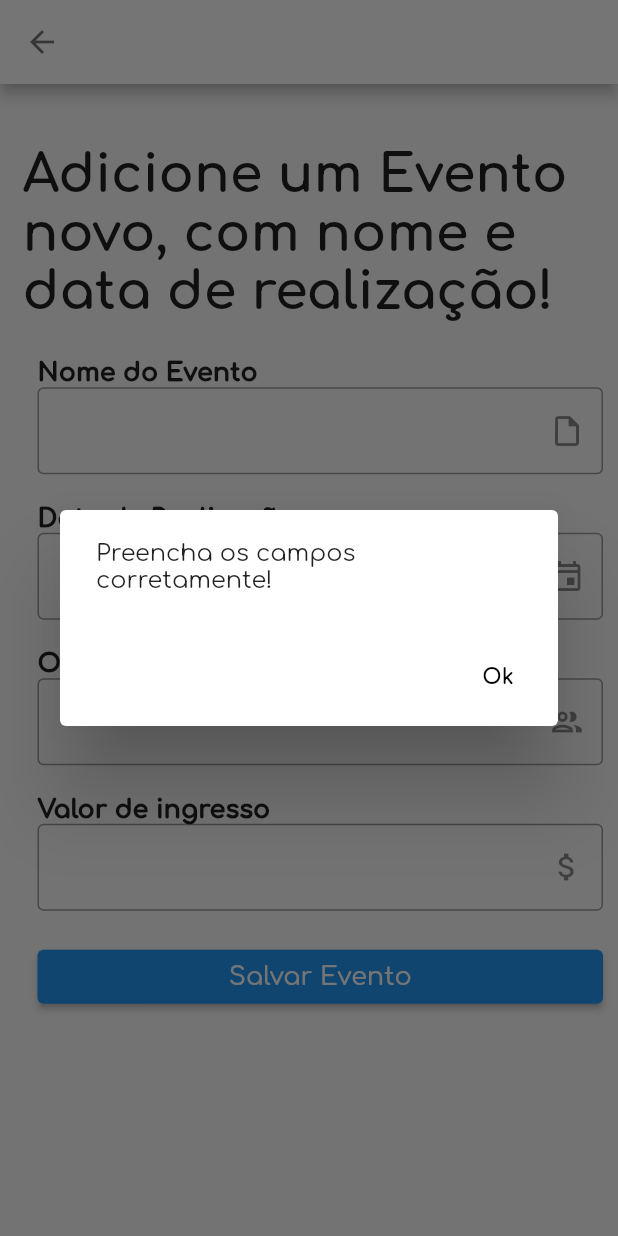
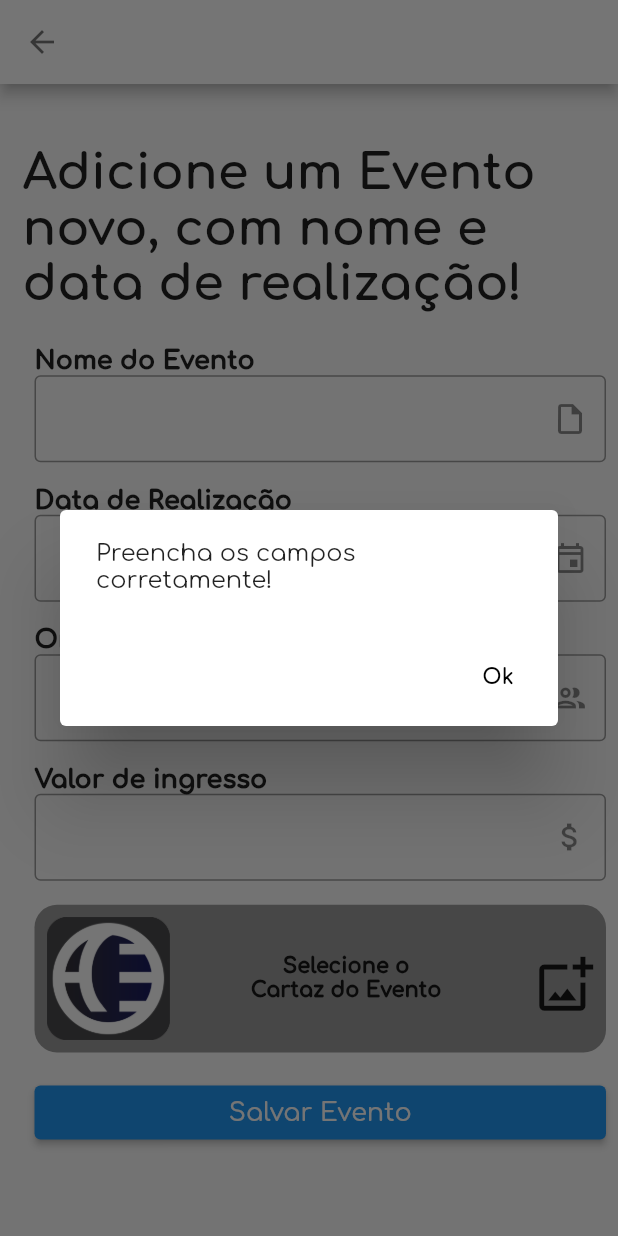
Before and after one commit to NeltonMenata/apupu_eventos, a Flutter app: the AddEventPage screen opened by its route, after a tap on "Salvar Evento", on a phone screen of 412 x 824 dp. Run offline on Flutter 3.47's test engine with Material 2 defaults, Android fonts, the phone set to English and light mode, and no system bars; our stand-ins replace image_picker, parse_server_sdk, qr_flutter; missing offline and left inert: flutter_barcode_scanner.

Commit message:
Add cartaz in Save Event

```diff
--- a/lib/layers/data/datasources/back4app/get_all_event_datasource_back4app_imp.dart
+++ b/lib/layers/data/datasources/back4app/get_all_event_datasource_back4app_imp.dart
@@ -1,5 +1,3 @@
-import 'dart:convert';
-
 import 'package:apupu_eventos/layers/data/dtos/event_dto.dart';
 import 'package:parse_server_sdk/parse_server_sdk.dart';
 import '../../../domain/entities/event/event_entity.dart';
@@ -16,7 +14,7 @@ class GetAllEventDataSourceBack4appImp implements IGetAllEventDataSource {
         list.add(
           EventDto(
             dateOfRealization: DateTime.parse(e["dateOfRealization"]["iso"]),
-            imgCatalog: e["imgCatalog"].toString(),
+            imgCartaz: e["imgCartaz"],
             name: e["name"].toString(),
             objectId: e["objectId"].toString(),
             organization: e["organization"].toString(),
@@ -32,7 +30,7 @@ class GetAllEventDataSourceBack4appImp implements IGetAllEventDataSource {
     return [
       EventDto(
           dateOfRealization: DateTime.now(),
-          imgCatalog: "",
+          imgCartaz: "assets/logo/logo.png",
           name: "Fake Object",
           objectId: "",
           organization: "",
--- a/lib/layers/data/datasources/back4app/save_guest_datasource_back4app_imp.dart
+++ b/lib/layers/data/datasources/back4app/save_guest_datasource_back4app_imp.dart
@@ -1,4 +1,3 @@
-import 'package:apupu_eventos/layers/data/dtos/guest_dto.dart';
 import 'package:apupu_eventos/layers/domain/entities/guest/guest_entity.dart';
 import 'package:parse_server_sdk/parse_server_sdk.dart';
 
--- a/lib/layers/domain/entities/event/event_entity.dart
+++ b/lib/layers/domain/entities/event/event_entity.dart
@@ -3,7 +3,7 @@ class EventEntity {
   final String name;
   final DateTime dateOfRealization;
   final String organization;
-  final String imgCatalog;
+  final String? imgCartaz;
   final double price;
 
   EventEntity({
@@ -11,7 +11,7 @@ class EventEntity {
     required this.name,
     required this.dateOfRealization,
     required this.organization,
-    required this.imgCatalog,
+    this.imgCartaz,
     required this.price,
   });
 }
--- a/lib/layers/presenter/ui/add_event/add_event_page.dart
+++ b/lib/layers/presenter/ui/add_event/add_event_page.dart
@@ -1,6 +1,9 @@
+import 'dart:io';
+
 import 'package:apupu_eventos/layers/presenter/ui/add_event/add_event_controller.dart';
 import 'package:apupu_eventos/layers/presenter/utils/utils.dart';
 import 'package:flutter/material.dart';
+import 'package:image_picker/image_picker.dart';
 
 class AddEventPage extends StatefulWidget {
   const AddEventPage({Key? key}) : super(key: key);
@@ -17,18 +20,23 @@ class _AddEventPageState extends State<AddEventPage> {
   final priceController = TextEditingController();
 
   DateTime date = DateTime.now();
+  Image image = Image.asset("assets/logo/logo.png");
+  File? imageFile;
 
   bool isSave = false;
 
   @override
   Widget build(BuildContext context) {
     final height = MediaQuery.of(context).size.height;
-    //final width = MediaQuery.of(context).size.width;
+    final width = MediaQuery.of(context).size.width;
     const paddingLeft = 15.0;
     final paddingTop = height * 0.05;
     const paddingBottom = 15.0;
     const crossStart = CrossAxisAlignment.start;
     const fontSize = 17.0;
+    final fontSizeTitle = width * .08;
+    const allPadding = 8.0;
+    final circleAvatarSize = width * .2;
 
     return Scaffold(
       appBar: AppBar(
@@ -49,11 +57,11 @@ class _AddEventPageState extends State<AddEventPage> {
             padding: EdgeInsets.only(
                 left: paddingLeft, top: paddingTop, bottom: paddingBottom),
             child: Column(children: [
-              const Text(
+              Text(
                 "Adicione um Evento novo, com nome e data de realização!",
                 style: TextStyle(
                   fontWeight: FontWeight.bold,
-                  fontSize: 35,
+                  fontSize: fontSizeTitle,
                 ),
               ),
               Padding(
@@ -62,7 +70,7 @@ class _AddEventPageState extends State<AddEventPage> {
                   crossAxisAlignment: CrossAxisAlignment.stretch,
                   children: [
                     Padding(
-                      padding: const EdgeInsets.all(10),
+                      padding: const EdgeInsets.all(allPadding),
                       child: Column(crossAxisAlignment: crossStart, children: [
                         const Text(
                           "Nome do Evento",
@@ -79,7 +87,7 @@ class _AddEventPageState extends State<AddEventPage> {
                       ]),
                     ),
                     Padding(
-                      padding: const EdgeInsets.all(10),
+                      padding: const EdgeInsets.all(allPadding),
                       child: Column(
                         crossAxisAlignment: crossStart,
                         children: [
@@ -115,7 +123,7 @@ class _AddEventPageState extends State<AddEventPage> {
                       ),
                     ),
                     Padding(
-                      padding: const EdgeInsets.all(10),
+                      padding: const EdgeInsets.all(allPadding),
                       child: Column(crossAxisAlignment: crossStart, children: [
                         const Text(
                           "Organização",
@@ -131,7 +139,7 @@ class _AddEventPageState extends State<AddEventPage> {
                       ]),
                     ),
                     Padding(
-                      padding: const EdgeInsets.all(10),
+                      padding: const EdgeInsets.all(allPadding),
                       child: Column(crossAxisAlignment: crossStart, children: [
                         const Text(
                           "Valor de ingresso",
@@ -148,7 +156,54 @@ class _AddEventPageState extends State<AddEventPage> {
                       ]),
                     ),
                     Padding(
-                        padding: const EdgeInsets.all(10),
+                      padding: const EdgeInsets.all(allPadding),
+                      child: Container(
+                        decoration: BoxDecoration(
+                          borderRadius: BorderRadius.circular(15),
+                          color: Colors.black38,
+                        ),
+                        width: double.infinity,
+                        child: Padding(
+                          padding: const EdgeInsets.all(allPadding),
+                          child: Row(
+                              mainAxisAlignment: MainAxisAlignment.spaceBetween,
+                              children: [
+                                SizedBox(
+                                  height: circleAvatarSize,
+                                  width: circleAvatarSize,
+                                  child: ClipRRect(
+                                    child: image,
+                                    borderRadius: BorderRadius.circular(10),
+                                    //  radius: circleAvatarSize,
+                                  ),
+                                ),
+                                Column(children: const [
+                                  Text(
+                                    "Selecione o",
+                                    style:
+                                        TextStyle(fontWeight: FontWeight.w900),
+                                  ),
+                                  Text(
+                                    "Cartaz do Evento",
+                                    style:
+                                        TextStyle(fontWeight: FontWeight.w900),
+                                  ),
+                                ]),
+                                IconButton(
+                                  onPressed: () {
+                                    _selectImgCartaz();
+                                  },
+                                  icon: Icon(
+                                    Icons.add_photo_alternate_outlined,
+                                    size: width * .1,
+                                  ),
+                                ),
+                              ]),
+                        ),
+                      ),
+                    ),
+                    Padding(
+                        padding: const EdgeInsets.all(allPadding),
                         child: isSave
                             ? const Center(
                                 child: CircularProgressIndicator(),
@@ -167,12 +222,13 @@ class _AddEventPageState extends State<AddEventPage> {
                                   setState(() {
                                     isSave = !isSave;
                                   });
-                                  await controller.saveEvent(
-                                      context,
-                                      nameController.text,
-                                      date,
-                                      organizationNameController.text,
-                                      double.parse(priceController.text));
+                                  await controller.saveEvent(context,
+                                      name: nameController.text,
+                                      dateOfRealization: date,
+                                      organization:
+                                          organizationNameController.text,
+                                      price: double.parse(priceController.text),
+                                      imgCartaz: imageFile);
 
                                   setState(() {
                                     nameController.text = "";
@@ -197,8 +253,21 @@ class _AddEventPageState extends State<AddEventPage> {
     );
   }
 
-  Future<bool> _saveEvent() async {
-    await Future.delayed(Duration(seconds: 3));
-    return true;
+  Future<void> _selectImgCartaz() async {
+    final imgCartaz = await ImagePicker.platform.pickImage(
+        source: ImageSource.gallery,
+        maxHeight: 500,
+        maxWidth: 500,
+        imageQuality: 50);
+
+    setState(() {
+      if (imgCartaz != null) {
+        imageFile = File(imgCartaz.path);
+        image = Image.file(
+          imageFile!,
+          fit: BoxFit.cover,
+        );
+      }
+    });
   }
 }
--- a/pubspec.yaml
+++ b/pubspec.yaml
@@ -41,7 +41,9 @@ dependencies:
   get_it:
   flutter_native_splash:
   flutter_launcher_icons:
-  share_plus: ^0.6.5
+  #share_plus: ^0.6.5
+  image_picker: ^0.7.2+1
+  cached_network_image: ^3.2.0
   #image_picker: ^0.8.6
   #share_extend:
 
```
Also changed, not shown: lib/layers/data/datasources/back4app/save_event_datasource_back4app_imp.dart (+11 -8 lines), lib/layers/data/dtos/event_dto.dart (+6 -5 lines), lib/layers/presenter/ui/add_event/add_event_controller.dart (+10 -5 lines), lib/layers/presenter/ui/login/login_controller.dart (+14 -4 lines), lib/layers/presenter/ui/login/login_page.dart (+5 -4 lines), lib/layers/presenter/ui/manager_event/manager_event_page.dart (+24 -4 lines), lib/layers/presenter/ui/register_in_or_out_guest/register_in_or_out_guest_page.dart (+36 -31 lines), lib/layers/presenter/utils/utils.dart (+15 -4 lines), pubspec.lock.
